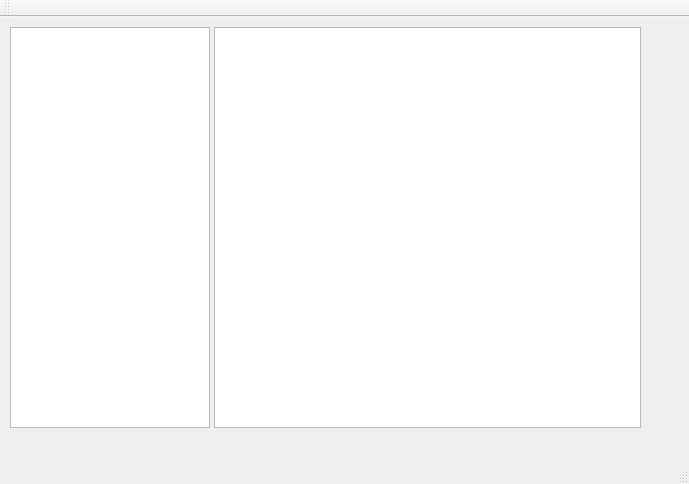
First picture: the form in gui.ui, repository hottabxp/c_std_help, before the edit.
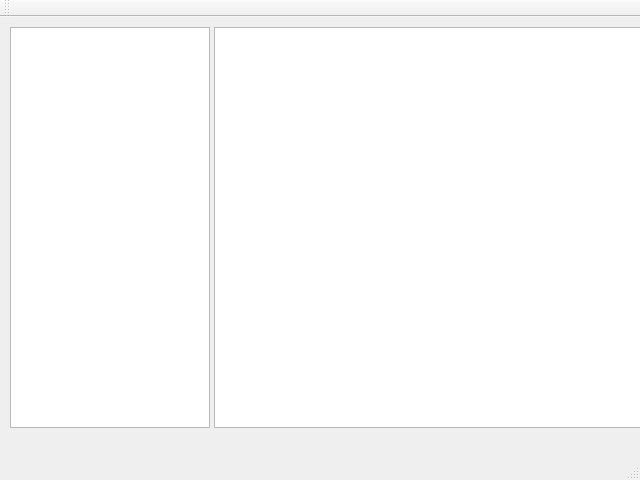
Second picture: the form after the edit.

Patch:
```diff
--- a/gui.ui
+++ b/gui.ui
@@ -6,8 +6,8 @@
    <rect>
     <x>0</x>
     <y>0</y>
-    <width>689</width>
-    <height>484</height>
+    <width>640</width>
+    <height>480</height>
    </rect>
   </property>
   <property name="windowTitle">
```
Left out of the diff: 2 changed lines with no effect on the pictures.
